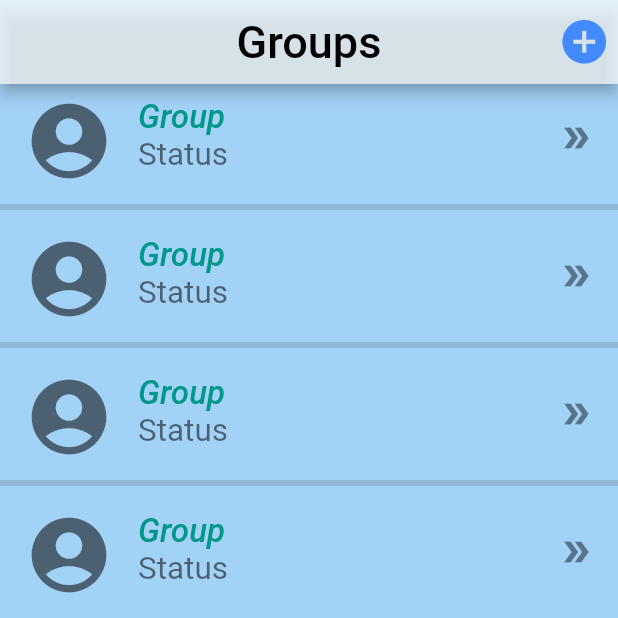
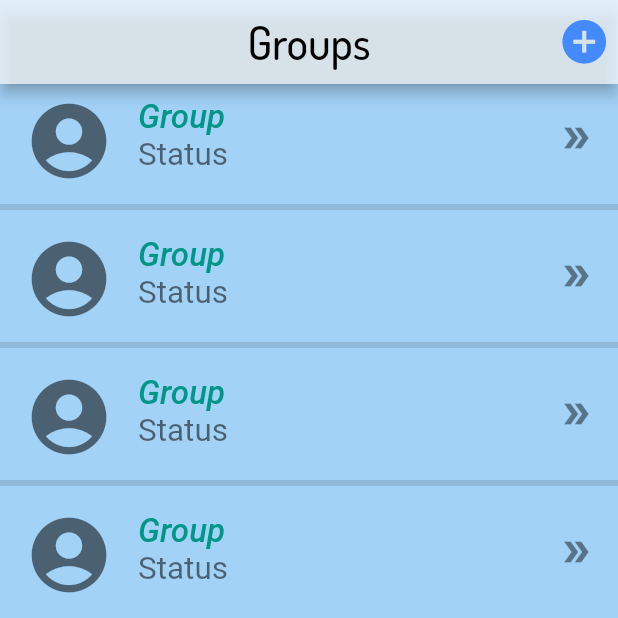
Before and after one commit to admirerr/SplitKaro, a Flutter app: the groupsPage screen opened directly, on a phone screen of 412 x 824 dp, the top half of it. Run offline on Flutter 3.47's test engine with Material 2 defaults, Android fonts, the light colour scheme and no system bars; our stand-ins replace babstrap_settings_screen, cloud_firestore, curved_navigation_bar, firebase_auth, firebase_core, fluttertoast and 1 more; accounts and stored records are empty.

Commit message:
groups ui complete sn18

```diff
--- a/lib/nav_pages/groups.dart
+++ b/lib/nav_pages/groups.dart
@@ -49,7 +49,7 @@ class _groupsPageState extends State<groupsPage> {
             mainAxisAlignment: MainAxisAlignment.center,
             children: <Widget>[
               AppBar(
-                title: Text("Groups", textScaleFactor: 1.5, style: TextStyle(color: Colors.black ,fontWeight: FontWeight.w500),),
+                title: Text("Groups", textScaleFactor: 1.5, style: TextStyle(fontFamily: 'Dosis' ,color: Colors.black ,fontWeight: FontWeight.w500),),
                 backgroundColor: Colors.white70, centerTitle: true,
                 actions: <Widget>
                 [
```
Also changed, not shown: pubspec.yaml (+5 -6 lines), assets/Dosis-VariableFont_wght.ttf (added).
